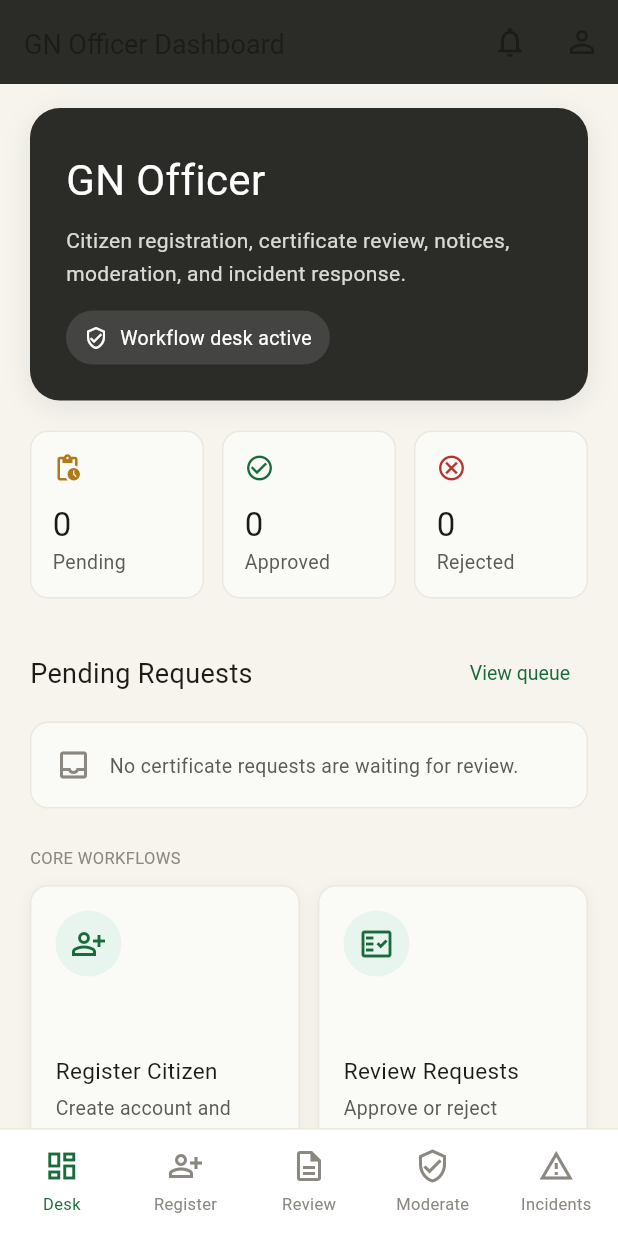
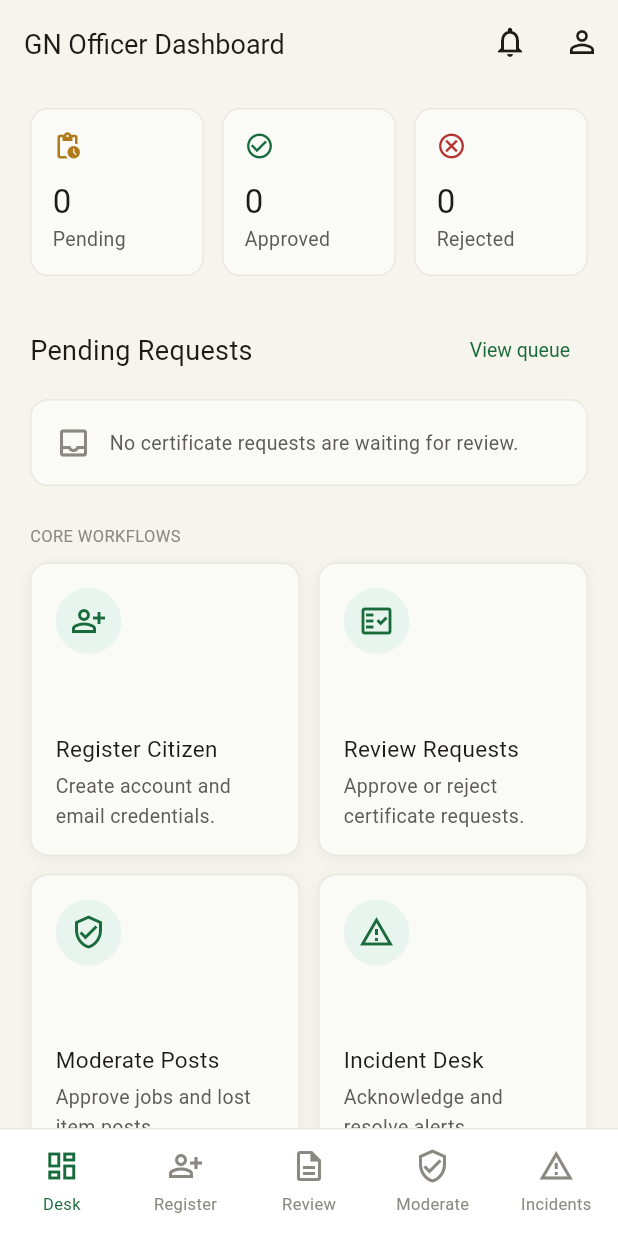
Before and after one commit to induwara-dissanayake/MAD, a Flutter app: the OfficialDashboardScreen screen opened by its route, on a phone screen of 412 x 824 dp. Run offline on Flutter 3.47's test engine with Material 3 defaults, Android fonts, the phone set to English and light mode, and no system bars; our stand-ins replace cloud_firestore, connectivity_plus, dio, emoji_picker_flutter, file_picker, firebase_auth and 9 more; accounts and stored records are empty.

Commit message:
Remove officer hero and update app bar styling
Remove the GN Officer hero block and related dark chip widget, and eliminate the dependency on auth_service/currentUser. The ListView no longer includes _OfficerHero (and its spacer), and the import for auth_service was removed. AppBar styling updated to use surfaceParchment background, inkDark foreground, zero elevation, and transparent surface tint to better match the dashboard surface. Overall this simplifies the UI and removes an unused auth dependency.

```diff
--- a/lib/features/official/screens/official_dashboard_screen.dart
+++ b/lib/features/official/screens/official_dashboard_screen.dart
@@ -8,7 +8,6 @@ import 'package:intl/intl.dart';
 import '../../../core/models/dashboard_metrics.dart';
 import '../../../core/models/request_model.dart';
 import '../../../core/models/user_model.dart';
-import '../../../core/services/auth_service.dart';
 import '../../../core/services/user_service.dart';
 import '../../../core/theme/app_colors.dart';
 import '../../../core/theme/app_text_styles.dart';
@@ -53,16 +52,13 @@ class _OfficialDashboardScreenState
     final metricsAsync = ref.watch(dashboardMetricsProvider);
     final queueAsync = ref.watch(officialQueuePreviewProvider);
     final pendingPostsAsync = ref.watch(pendingCommunityPostsProvider);
-    final currentUser = ref.watch(authServiceProvider).currentUser;
-    final officerName = currentUser?.displayName?.trim().isNotEmpty == true
-        ? currentUser!.displayName!
-        : 'GN Officer';
-
     return Scaffold(
       backgroundColor: AppColors.surfaceParchment,
       appBar: AppBar(
-        backgroundColor: AppColors.surfaceDark,
-        foregroundColor: Colors.white,
+        backgroundColor: AppColors.surfaceParchment,
+        foregroundColor: AppColors.inkDark,
+        elevation: 0,
+        surfaceTintColor: Colors.transparent,
         title: const Text('GN Officer Dashboard'),
         actions: [
           IconButton(
@@ -86,8 +82,6 @@ class _OfficialDashboardScreenState
         child: ListView(
           padding: const EdgeInsets.fromLTRB(20, 16, 20, 28),
           children: [
-            _OfficerHero(officerName: officerName),
-            const SizedBox(height: 20),
             metricsAsync.when(
               data: (metrics) => _MetricsRow(metrics: metrics),
               loading: () => const _LoadingBlock(height: 96),
@@ -538,74 +532,6 @@ class _OfficialDashboardScreenState
     } finally {
       if (mounted) setState(() => _isPostingNotice = false);
     }
-  }
-}
-
-class _OfficerHero extends StatelessWidget {
-  const _OfficerHero({required this.officerName});
-
-  final String officerName;
-
-  @override
-  Widget build(BuildContext context) {
-    return Container(
-      padding: const EdgeInsets.all(24),
-      decoration: BoxDecoration(
-        color: AppColors.surfaceDark,
-        borderRadius: BorderRadius.circular(20),
-        boxShadow: AppColors.shadowMedium,
-      ),
-      child: Column(
-        crossAxisAlignment: CrossAxisAlignment.start,
-        children: [
-          Text(
-            officerName,
-            style: AppTextStyles.displayLarge.copyWith(color: Colors.white),
-          ),
-          const SizedBox(height: 8),
-          Text(
-            'Citizen registration, certificate review, notices, moderation, and incident response.',
-            style: AppTextStyles.body.copyWith(
-              color: Colors.white.withValues(alpha: 0.82),
-            ),
-          ),
-          const SizedBox(height: 16),
-          _DarkChip(
-            icon: Icons.verified_user_outlined,
-            label: 'Workflow desk active',
-          ),
-        ],
-      ),
-    );
-  }
-}
-
-class _DarkChip extends StatelessWidget {
-  const _DarkChip({required this.icon, required this.label});
-
-  final IconData icon;
-  final String label;
-
-  @override
-  Widget build(BuildContext context) {
-    return Container(
-      padding: const EdgeInsets.symmetric(horizontal: 12, vertical: 8),
-      decoration: BoxDecoration(
-        color: Colors.white.withValues(alpha: 0.12),
-        borderRadius: BorderRadius.circular(999),
-      ),
-      child: Row(
-        mainAxisSize: MainAxisSize.min,
-        children: [
-          Icon(icon, color: Colors.white, size: 16),
-          const SizedBox(width: 8),
-          Text(
-            label,
-            style: AppTextStyles.caption.copyWith(color: Colors.white),
-          ),
-        ],
-      ),
-    );
   }
 }
 
```
